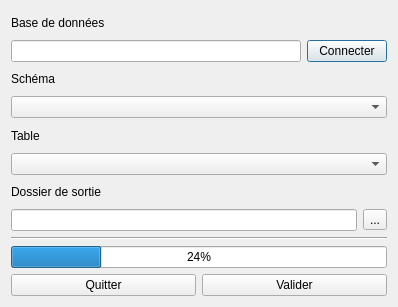
The window that productor_dialog_base.ui (Ville-Eurometropole-Strasbourg/Productor) describes before a commit, drawn with Qt 5.
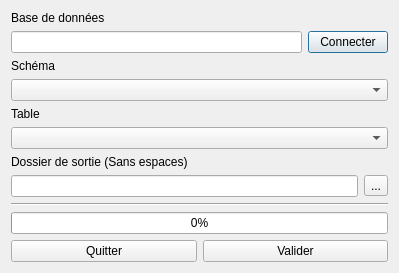
The same window after the commit.

Diff of the .ui file:
```diff
--- a/productor_dialog_base.ui
+++ b/productor_dialog_base.ui
@@ -6,8 +6,8 @@
    <rect>
     <x>0</x>
     <y>0</y>
-    <width>398</width>
-    <height>307</height>
+    <width>399</width>
+    <height>268</height>
    </rect>
   </property>
   <property name="windowTitle">
@@ -60,7 +60,7 @@
      <item>
       <widget class="QLabel" name="label_3">
        <property name="text">
-        <string>Dossier de sortie</string>
+        <string>Dossier de sortie (Sans espaces)</string>
        </property>
       </widget>
      </item>
@@ -100,7 +100,7 @@
    <item>
     <widget class="QProgressBar" name="progressBar">
      <property name="value">
-      <number>24</number>
+      <number>0</number>
      </property>
     </widget>
    </item>
```
